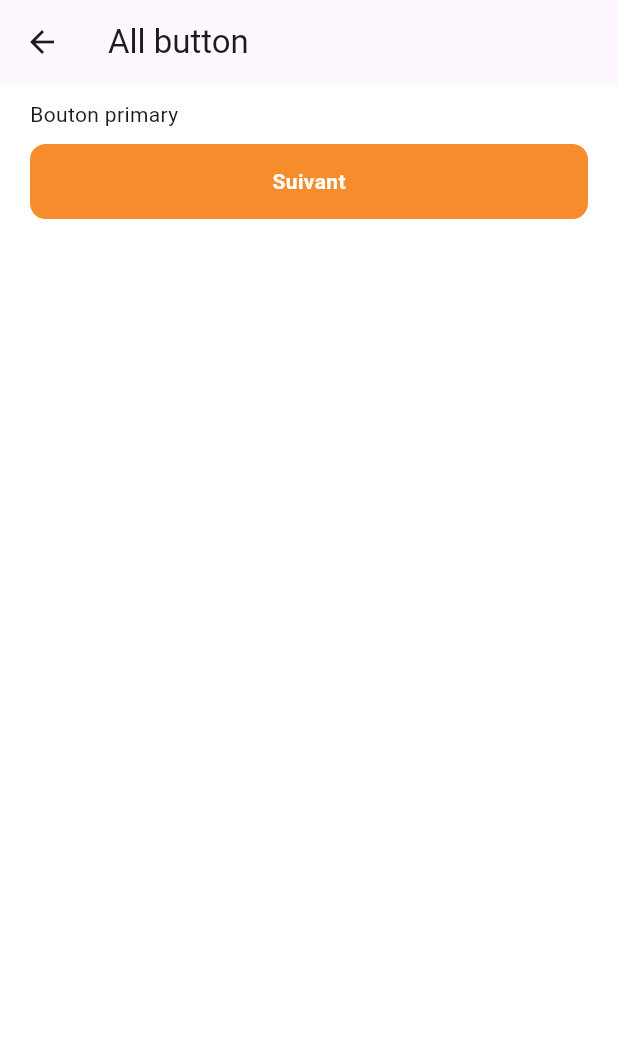
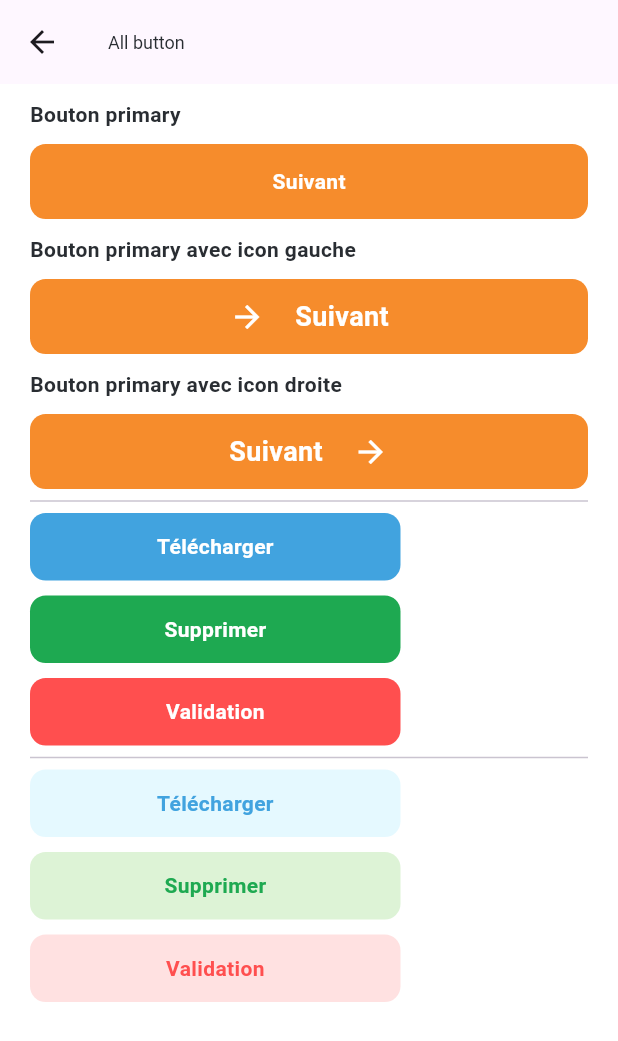
Before and after one commit to Edukever/schoolap-mobile-ui, a Flutter app: the ButtonPage screen opened directly, on a phone screen of 412 x 824 dp. Shown: the top 1041 px of the screen. Run offline on Flutter 3.47's test engine with Material 3 defaults, Android fonts, the phone set to English and light mode, and no system bars; our stand-ins replace dropdown_button2, equatable, flutter_form_builder.

Commit message:
Update button_page.dart and widget.dart
- The title of the app bar in button_page.dart has been changed to "All button".
- The text "Bouton primary" has been updated to use a custom widget AppText.title3.
- Added new button variations with icons.
- Added StatePrimaryButton and StateSecondaryButton widgets.
- Exported StatePrimaryButton, StateSecondaryButton, and AppText from widget.dart.

```diff
--- a/example/lib/fiels/button_page.dart
+++ b/example/lib/fiels/button_page.dart
@@ -8,7 +8,7 @@ class ButtonPage extends StatelessWidget {
   Widget build(BuildContext context) {
     return Scaffold(
       appBar: AppBar(
-        title: const Text("All button"),
+        title: const AppText("All button"),
       ),
       body: const SingleChildScrollView(
         padding: EdgeInsets.symmetric(horizontal: 20),
@@ -17,10 +17,66 @@ class ButtonPage extends StatelessWidget {
           children: [
             Padding(
               padding: EdgeInsets.symmetric(vertical: 10),
-              child: Text("Bouton primary"),
+              child: AppText.title3("Bouton primary"),
             ),
             PrimaryButton(
               title: 'Suivant',
+            ),
+            Padding(
+              padding: EdgeInsets.symmetric(vertical: 10),
+              child: AppText.title3("Bouton primary avec icon gauche"),
+            ),
+            PrimaryButton(
+              title: 'Suivant',
+              hasIcon: true,
+              iconPosition: IconPosition.left,
+            ),
+            Padding(
+              padding: EdgeInsets.symmetric(vertical: 10),
+              child: AppText.title3("Bouton primary avec icon droite"),
+            ),
+            PrimaryButton(
+              title: 'Suivant',
+              hasIcon: true,
+              iconPosition: IconPosition.right,
+            ),
+            Divider(),
+            StatePrimaryButton(
+              state: StatePrimaryButtonState.download,
+              width: 247,
+            ),
+            SizedBox(
+              height: 10,
+            ),
+            StatePrimaryButton(
+              state: StatePrimaryButtonState.delete,
+              width: 247,
+            ),
+            SizedBox(
+              height: 10,
+            ),
+            StatePrimaryButton(
+              state: StatePrimaryButtonState.validation,
+              width: 247,
+            ),
+            Divider(),
+            StateSecondaryButton(
+              state: StatePrimaryButtonState.download,
+              width: 247,
+            ),
+            SizedBox(
+              height: 10,
+            ),
+            StateSecondaryButton(
+              state: StatePrimaryButtonState.delete,
+              width: 247,
+            ),
+            SizedBox(
+              height: 10,
+            ),
+            StateSecondaryButton(
+              state: StatePrimaryButtonState.validation,
+              width: 247,
             ),
           ],
         ),
--- a/lib/src/widgets/widget.dart
+++ b/lib/src/widgets/widget.dart
@@ -1,3 +1,8 @@
+export 'package:schoolap_pkg/src/widgets/app_button/state_primary_button.dart';
+export 'package:schoolap_pkg/src/widgets/app_button/state_secondary_button.dart';
+
+export 'package:schoolap_pkg/src/widgets/base/app_text.dart';
+
 export 'package:schoolap_pkg/src/widgets/app_button/primary_button.dart';
 
 export 'package:schoolap_pkg/src/widgets/app_field/app_text_field.dart';
```
